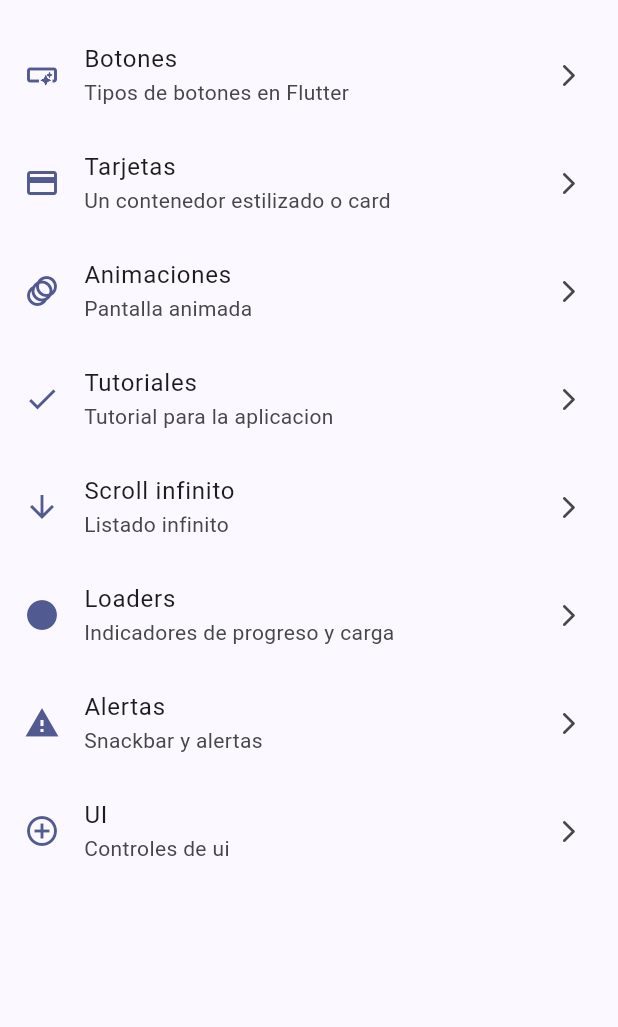
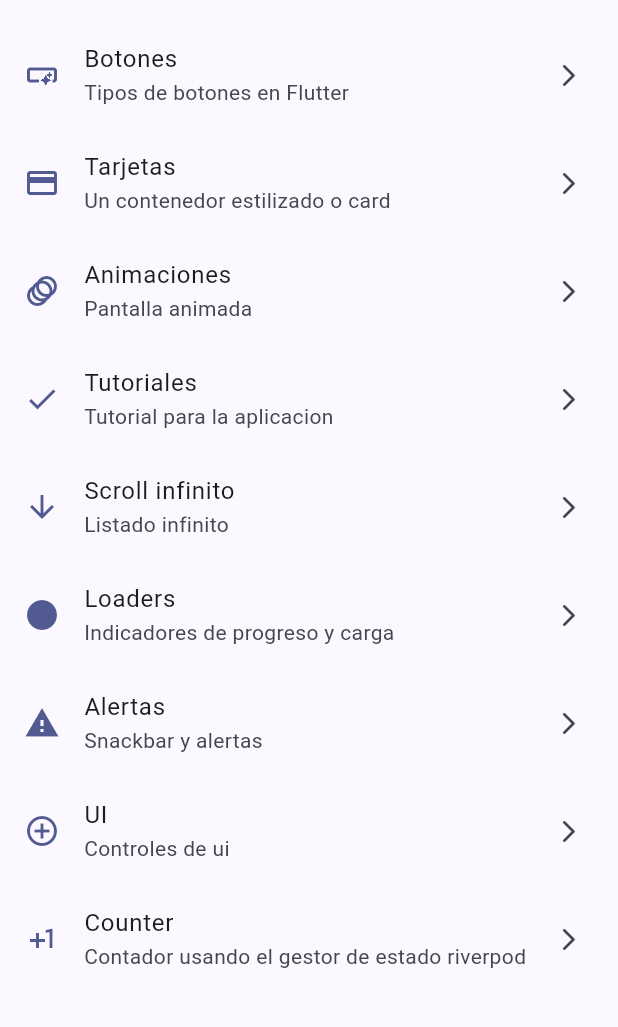
Before and after one commit to FernandoTr96/Flutter, a Flutter app: the screen it shows after launch, on a phone screen of 412 x 824 dp, the part 63-1090 px from its top. Run offline on Flutter 3.47's test engine with Material 3 defaults, Android fonts, the phone set to English and light mode, and no system bars; our stand-ins replace dio, flutter_riverpod, go_router, video_player.

Commit message:
counter con riverpod

```diff
--- a/02.-flutter/widgets_app/lib/config/menu/menu_item.dart
+++ b/02.-flutter/widgets_app/lib/config/menu/menu_item.dart
@@ -65,4 +65,10 @@ const appMenuItems = <MenuItem>[
     link: '/ui-controls',
     icon: Icons.control_point_sharp
   ),
+  MenuItem(
+    title: 'Counter',
+    subtitle: 'Contador usando el gestor de estado riverpod',
+    link: '/counter',
+    icon: Icons.plus_one
+  ),
 ];
--- a/02.-flutter/widgets_app/lib/config/router/app_router.dart
+++ b/02.-flutter/widgets_app/lib/config/router/app_router.dart
@@ -1,5 +1,6 @@
 import 'package:flutter/material.dart';
 import 'package:go_router/go_router.dart';
+import 'package:widgets_app/presentation/screens/counter/counter_screen.dart';
 import 'package:widgets_app/presentation/screens/screens.dart';
 
 
@@ -68,5 +69,12 @@ final GoRouter appRouter = GoRouter(
         return const UiControlsScreen();
       }
     ),
+    GoRoute(
+      path: '/counter',
+      name: CounterScreen.name,
+      builder: (BuildContext context, GoRouterState state) {
+        return const CounterScreen();
+      }
+    )
   ]
 );
--- a/02.-flutter/widgets_app/lib/main.dart
+++ b/02.-flutter/widgets_app/lib/main.dart
@@ -1,9 +1,12 @@
 import 'package:flutter/material.dart';
+import 'package:flutter_riverpod/flutter_riverpod.dart';
 import 'package:widgets_app/config/router/app_router.dart';
 import 'package:widgets_app/config/theme/app_theme.dart';
 
+
+// riverpod ocupa un provider global para que se pueda acceder al estado global
 void main() {
-  runApp(const MainApp());
+  runApp(const ProviderScope(child: MainApp()));
 }
 
 class MainApp extends StatelessWidget {
--- /dev/null
+++ b/02.-flutter/widgets_app/lib/presentation/providers/counter_provider.dart
@@ -0,0 +1,4 @@
+import 'package:flutter_riverpod/flutter_riverpod.dart';
+
+// El provider de tipo StateProvider es para estados variables,clases,etc
+final counterProvider = StateProvider((ref)=> 0);
--- a/02.-flutter/widgets_app/pubspec.yaml
+++ b/02.-flutter/widgets_app/pubspec.yaml
@@ -9,6 +9,7 @@ environment:
 dependencies:
   flutter:
     sdk: flutter
+  flutter_riverpod: ^2.5.1
   go_router: ^14.2.7
 
 dev_dependencies:
```
Also changed, not shown: 02.-flutter/widgets_app/lib/presentation/screens/counter/counter_screen.dart (added, +35 -0 lines), 02.-flutter/widgets_app/pubspec.lock.
